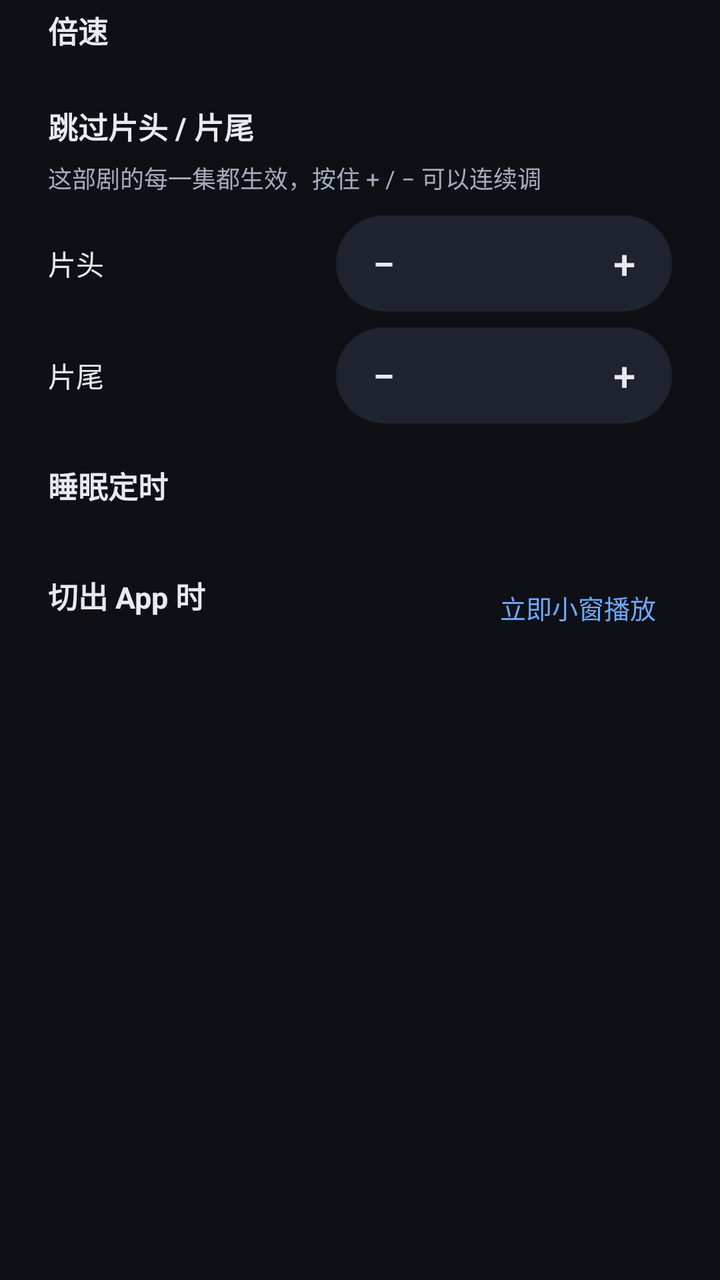
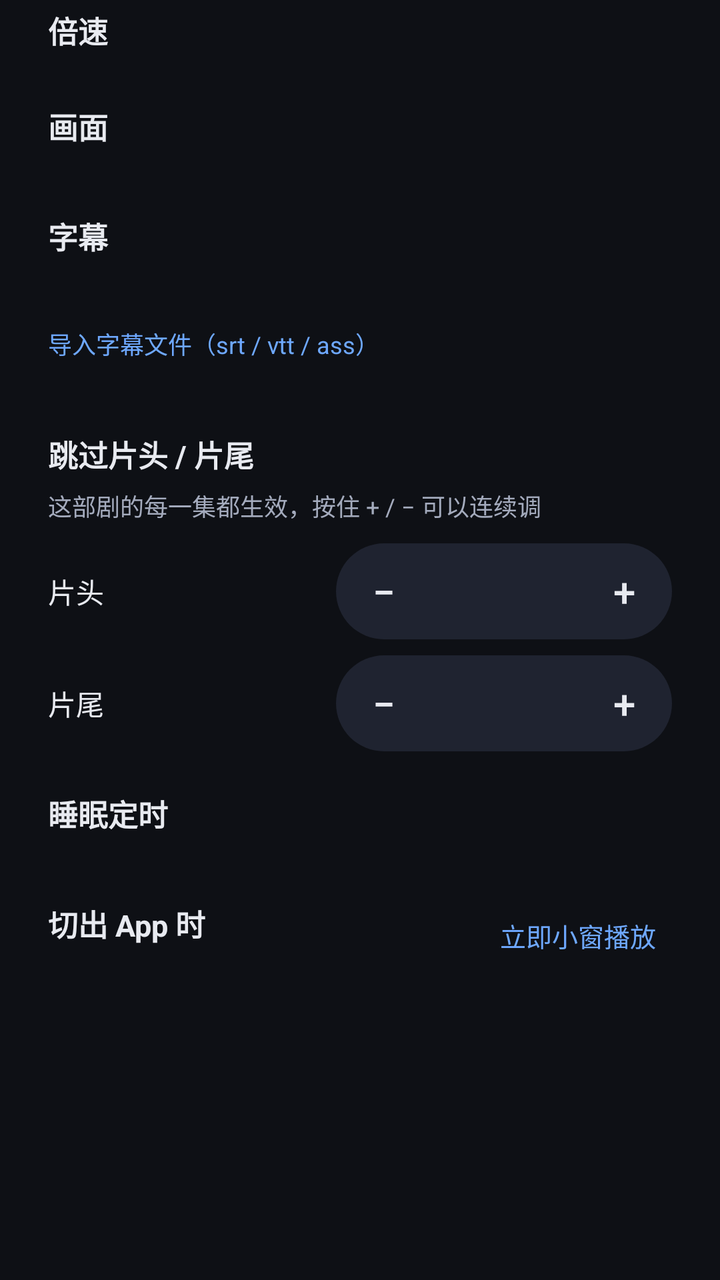

Two renders of the same Android screen: before a commit and after it. Below are the layout's source before the change and the commit's diff.
<!-- AndroidManifest.xml: application theme Theme.TvPlayer -->
<!-- res/layout/dialog_play_settings.xml -->
<?xml version="1.0" encoding="utf-8"?>
<ScrollView xmlns:android="http://schemas.android.com/apk/res/android"
    xmlns:app="http://schemas.android.com/apk/res-auto"
    android:layout_width="match_parent"
    android:layout_height="wrap_content">

    <LinearLayout
        android:layout_width="match_parent"
        android:layout_height="wrap_content"
        android:orientation="vertical"
        android:paddingStart="24dp"
        android:paddingTop="4dp"
        android:paddingEnd="24dp"
        android:paddingBottom="4dp">

        
        <LinearLayout
            android:id="@+id/speedBox"
            android:layout_width="match_parent"
            android:layout_height="wrap_content"
            android:orientation="vertical">

            <TextView
                style="@style/PlaySettingsLabel"
                android:text="倍速" />

            <com.google.android.material.button.MaterialButtonToggleGroup
                android:id="@+id/speedGroup"
                android:layout_width="match_parent"
                android:layout_height="wrap_content"
                app:selectionRequired="true"
                app:singleSelection="true" />

        </LinearLayout>

        
        <LinearLayout
            android:id="@+id/skipBox"
            android:layout_width="match_parent"
            android:layout_height="wrap_content"
            android:orientation="vertical">

            <TextView
                style="@style/PlaySettingsLabel"
                android:layout_marginTop="20dp"
                android:text="跳过片头 / 片尾" />

            <TextView
                style="@style/PlaySettingsHint"
                android:text="这部剧的每一集都生效，按住 + / − 可以连续调" />

            <LinearLayout
                android:layout_width="match_parent"
                android:layout_height="wrap_content"
                android:layout_marginTop="10dp"
                android:gravity="center_vertical"
                android:orientation="horizontal">

                <TextView
                    android:layout_width="0dp"
                    android:layout_height="wrap_content"
                    android:layout_weight="1"
                    android:text="片头"
                    android:textColor="@color/on_surface"
                    android:textSize="14sp" />

                <LinearLayout
                    android:layout_width="wrap_content"
                    android:layout_height="48dp"
                    android:background="@drawable/bg_stepper"
                    android:gravity="center_vertical"
                    android:orientation="horizontal">

                    <com.google.android.material.button.MaterialButton
                        android:id="@+id/introMinus"
                        style="@style/Widget.TvPlayer.StepButton"
                        android:contentDescription="减少 5 秒"
                        android:text="−" />

                    <TextView
                        android:id="@+id/introLabel"
                        android:layout_width="72dp"
                        android:layout_height="wrap_content"
                        android:gravity="center"
                        android:textColor="@color/on_surface"
                        android:textSize="14sp" />

                    <com.google.android.material.button.MaterialButton
                        android:id="@+id/introPlus"
                        style="@style/Widget.TvPlayer.StepButton"
                        android:contentDescription="增加 5 秒"
                        android:text="+" />

                </LinearLayout>

            </LinearLayout>

            <LinearLayout
                android:layout_width="match_parent"
                android:layout_height="wrap_content"
                android:layout_marginTop="8dp"
                android:gravity="center_vertical"
                android:orientation="horizontal">

                <TextView
                    android:layout_width="0dp"
                    android:layout_height="wrap_content"
                    android:layout_weight="1"
                    android:text="片尾"
                    android:textColor="@color/on_surface"
                    android:textSize="14sp" />

                <LinearLayout
                    android:layout_width="wrap_content"
                    android:layout_height="48dp"
                    android:background="@drawable/bg_stepper"
                    android:gravity="center_vertical"
                    android:orientation="horizontal">

                    <com.google.android.material.button.MaterialButton
                        android:id="@+id/outroMinus"
                        style="@style/Widget.TvPlayer.StepButton"
                        android:contentDescription="减少 5 秒"
                        android:text="−" />

                    <TextView
                        android:id="@+id/outroLabel"
                        android:layout_width="72dp"
                        android:layout_height="wrap_content"
                        android:gravity="center"
                        android:textColor="@color/on_surface"
                        android:textSize="14sp" />

                    <com.google.android.material.button.MaterialButton
                        android:id="@+id/outroPlus"
                        style="@style/Widget.TvPlayer.StepButton"
                        android:contentDescription="增加 5 秒"
                        android:text="+" />

                </LinearLayout>

            </LinearLayout>

        </LinearLayout>

        
        <LinearLayout
            android:layout_width="match_parent"
            android:layout_height="wrap_content"
            android:layout_marginTop="20dp"
            android:orientation="horizontal">

            <TextView
                style="@style/PlaySettingsLabel"
                android:layout_width="wrap_content"
                android:text="睡眠定时" />

            <TextView
                android:id="@+id/sleepStatus"
                style="@style/PlaySettingsHint"
                android:layout_width="0dp"
                android:layout_marginStart="10dp"
                android:layout_weight="1"
                android:gravity="end" />

        </LinearLayout>

        <com.google.android.material.button.MaterialButtonToggleGroup
            android:id="@+id/sleepGroup"
            android:layout_width="match_parent"
            android:layout_height="wrap_content"
            app:selectionRequired="true"
            app:singleSelection="true" />

        
        <LinearLayout
            android:id="@+id/leaveBox"
            android:layout_width="match_parent"
            android:layout_height="wrap_content"
            android:orientation="vertical">

            <LinearLayout
                android:layout_width="match_parent"
                android:layout_height="wrap_content"
                android:layout_marginTop="20dp"
                android:gravity="center_vertical"
                android:orientation="horizontal">

                <TextView
                    style="@style/PlaySettingsLabel"
                    android:layout_width="0dp"
                    android:layout_weight="1"
                    android:text="切出 App 时" />

                <TextView
                    android:id="@+id/pipNow"
                    android:layout_width="wrap_content"
                    android:layout_height="wrap_content"
                    android:background="?attr/selectableItemBackground"
                    android:gravity="center_vertical"
                    android:minHeight="48dp"
                    android:paddingStart="8dp"
                    android:paddingEnd="8dp"
                    android:text="立即小窗播放"
                    android:textColor="@color/accent"
                    android:textSize="13sp" />

            </LinearLayout>

            <com.google.android.material.button.MaterialButtonToggleGroup
                android:id="@+id/leaveGroup"
                android:layout_width="match_parent"
                android:layout_height="wrap_content"
                app:selectionRequired="true"
                app:singleSelection="true" />

        </LinearLayout>

    </LinearLayout>
</ScrollView>
<!-- resources referenced by this layout -->
<resources>
  <color name="accent">#6EA8FF</color>
  <color name="on_surface">#E8EAF0</color>
  <!-- drawable bg_stepper (drawable) -->
  <?xml version="1.0" encoding="utf-8"?>
  <shape xmlns:android="http://schemas.android.com/apk/res/android">
      <solid android:color="@color/surface_high" />
      <corners android:radius="24dp" />
  </shape>
  <style name="PlaySettingsHint">
          <item name="android:layout_width">wrap_content</item>
          <item name="android:layout_height">wrap_content</item>
          <item name="android:textColor">@color/on_surface_variant</item>
          <item name="android:textSize">12sp</item>
      </style>
  <style name="PlaySettingsLabel">
          <item name="android:layout_width">wrap_content</item>
          <item name="android:layout_height">wrap_content</item>
          <item name="android:layout_marginBottom">6dp</item>
          <item name="android:textColor">@color/on_surface</item>
          <item name="android:textSize">15sp</item>
          <item name="android:textStyle">bold</item>
      </style>
  <style name="Widget.TvPlayer.StepButton" parent="Widget.Material3.Button.TextButton">
          <item name="strokeColor">@color/focus_stroke</item>
          <item name="strokeWidth">2dp</item>
          <item name="android:layout_width">48dp</item>
          <item name="android:layout_height">48dp</item>
          <item name="android:insetTop">0dp</item>
          <item name="android:insetBottom">0dp</item>
          <item name="android:minWidth">0dp</item>
          <item name="android:padding">0dp</item>
          <item name="android:textSize">20sp</item>
          <item name="android:textColor">@color/on_surface</item>
          <item name="shapeAppearance">@style/ShapeAppearance.Material3.Corner.Full</item>
      </style>
  <color name="surface_high">#1F2330</color>
  <color name="on_surface_variant">#A4ABBD</color>
  <color name="accent_container">#1E3B6B</color>
  <color name="surface">#161923</color>
  <color name="surface_variant">#232837</color>
  <color name="outline">#363C50</color>
  <color name="bg">#0E1015</color>
  <style name="Widget.TvPlayer.Nav" parent="Widget.Material3.BottomNavigationView">
          <item name="backgroundTint">@color/surface</item>
          <item name="itemActiveIndicatorStyle">@style/Widget.TvPlayer.NavIndicator</item>
          <item name="elevation">0dp</item>
      </style>
  <style name="Widget.TvPlayer.Chip" parent="Widget.Material3.Chip.Filter">
          <item name="chipBackgroundColor">@color/chip_bg</item>
          <item name="android:textColor">@color/chip_text</item>
          <item name="chipStrokeWidth">0dp</item>
          <item name="chipCornerRadius">10dp</item>
          <item name="chipMinHeight">34dp</item>
          <item name="checkedIconVisible">false</item>
          <item name="chipMinTouchTargetSize">48dp</item>
          <item name="ensureMinTouchTargetSize">true</item>
          <item name="closeIconTint">@color/on_surface_variant</item>
          <item name="android:textSize">13sp</item>
      </style>
  <style name="Widget.TvPlayer.NavIndicator" parent="Widget.Material3.BottomNavigationView.ActiveIndicator">
          <item name="android:color">@color/accent_container</item>
      </style>
  <!-- unchanged entries left out for length: 1 -->
</resources>

<!-- the commit's change to res/layout/dialog_play_settings.xml (unified diff, before → after) -->
@@ -15,6 +15,37 @@
 
         
         <LinearLayout
+            android:id="@+id/replayBox"
+            android:layout_width="match_parent"
+            android:layout_height="wrap_content"
+            android:gravity="center_vertical"
+            android:orientation="horizontal"
+            android:visibility="gone">
+
+            <TextView
+                style="@style/PlaySettingsLabel"
+                android:layout_width="0dp"
+                android:layout_weight="1"
+                android:text="节目回看" />
+
+            <TextView
+                android:id="@+id/replayOpen"
+                style="@style/PlaySettingsHint"
+                android:layout_width="wrap_content"
+                android:background="?attr/selectableItemBackground"
+                android:clickable="true"
+                android:focusable="true"
+                android:gravity="center_vertical"
+                android:minHeight="48dp"
+                android:paddingStart="8dp"
+                android:paddingEnd="8dp"
+                android:text="看看播过的节目 ›"
+                android:textColor="@color/accent" />
+
+        </LinearLayout>
+
+        
+        <LinearLayout
             android:id="@+id/speedBox"
             android:layout_width="match_parent"
             android:layout_height="wrap_content"
@@ -30,6 +61,89 @@
                 android:layout_height="wrap_content"
                 app:selectionRequired="true"
                 app:singleSelection="true" />
+
+        </LinearLayout>
+
+        
+        <TextView
+            style="@style/PlaySettingsLabel"
+            android:layout_marginTop="20dp"
+            android:text="画面" />
+
+        <com.google.android.material.button.MaterialButtonToggleGroup
+            android:id="@+id/fitGroup"
+            android:layout_width="match_parent"
+            android:layout_height="wrap_content"
+            app:selectionRequired="true"
+            app:singleSelection="true" />
+
+        
+        <LinearLayout
+            android:layout_width="match_parent"
+            android:layout_height="wrap_content"
+            android:layout_marginTop="20dp"
+            android:gravity="center_vertical"
+            android:orientation="horizontal">
+
+            <TextView
+                style="@style/PlaySettingsLabel"
+                android:layout_width="0dp"
+                android:layout_weight="1"
+                android:text="字幕" />
+
+            <TextView
+                android:id="@+id/subtitleValue"
+                style="@style/PlaySettingsHint"
+                android:layout_width="wrap_content"
+                android:background="?attr/selectableItemBackground"
+                android:clickable="true"
+                android:focusable="true"
+                android:gravity="center_vertical|end"
+                android:minHeight="48dp"
+                android:paddingStart="8dp"
+                android:paddingEnd="8dp"
+                android:textColor="@color/accent" />
+
+        </LinearLayout>
+
+        <TextView
+            android:id="@+id/importSub"
+            style="@style/PlaySettingsHint"
+            android:layout_width="wrap_content"
+            android:background="?attr/selectableItemBackground"
+            android:clickable="true"
+            android:focusable="true"
+            android:gravity="center_vertical"
+            android:minHeight="48dp"
+            android:text="导入字幕文件（srt / vtt / ass）"
+            android:textColor="@color/accent" />
+
+        <LinearLayout
+            android:id="@+id/audioBox"
+            android:layout_width="match_parent"
+            android:layout_height="wrap_content"
+            android:gravity="center_vertical"
+            android:orientation="horizontal"
+            android:visibility="gone">
+
+            <TextView
+                style="@style/PlaySettingsLabel"
+                android:layout_width="0dp"
+                android:layout_weight="1"
+                android:text="音轨" />
+
+            <TextView
+                android:id="@+id/audioValue"
+                style="@style/PlaySettingsHint"
+                android:layout_width="wrap_content"
+                android:background="?attr/selectableItemBackground"
+                android:clickable="true"
+                android:focusable="true"
+                android:gravity="center_vertical|end"
+                android:minHeight="48dp"
+                android:paddingStart="8dp"
+                android:paddingEnd="8dp"
+                android:textColor="@color/accent" />
 
         </LinearLayout>
 
